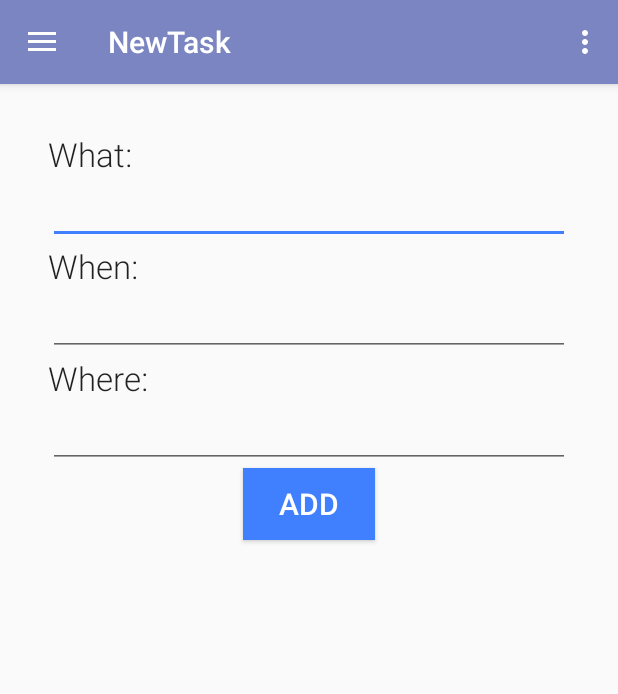
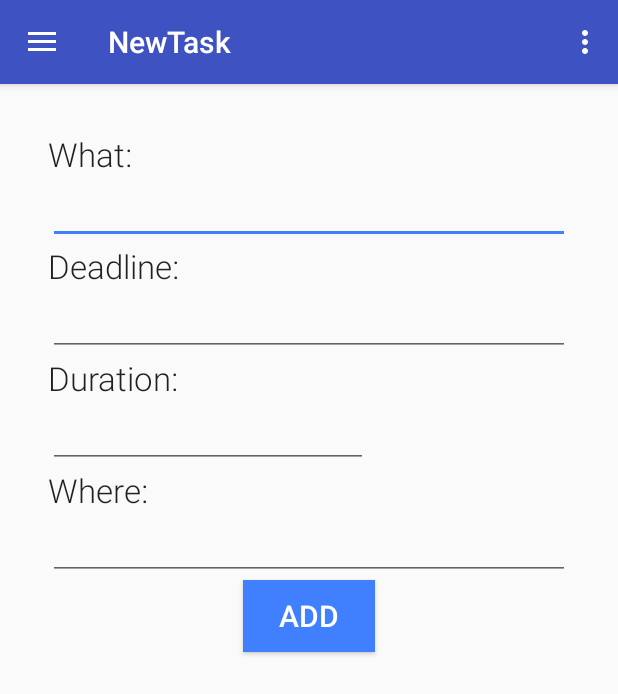
Before and after one commit to RunzeZheng/autoPlanner, an Android app: the screen it shows after launch (NewTask), after a tap on an icon or button, on a phone screen of 412 x 824 dp. Shown: the top 694 px of the screen. Run offline under Robolectric (Android 15) with nearby library versions, the phone set to English and light mode, and no system bars.

Commit message:
Runze Zheng

```diff
--- a/app/src/main/java/com/autoplanner/AllTasksView.java
+++ b/app/src/main/java/com/autoplanner/AllTasksView.java
@@ -5,6 +5,7 @@ import android.content.Intent;
 import android.content.SharedPreferences;
 import android.content.pm.PackageManager;
 import android.os.Bundle;
+import android.os.SystemClock;
 import android.support.design.widget.FloatingActionButton;
 import android.support.design.widget.NavigationView;
 import android.support.v4.view.GravityCompat;
@@ -54,7 +55,7 @@ public class AllTasksView extends AppCompatActivity implements NavigationView.On
             taskList = new ArraySet<>();
             Task t = new Task();
             t.setWhat("Welcome to auto planner! There is no task. Please add a new task to get started.");
-            t.setDeadline("n");
+            t.setDeadline("2017 01 30 23 59");
             t.setWhere("Made by Runze Zheng");
             t.setOrder(-1);
             taskList.add(t);
--- a/app/src/main/java/com/autoplanner/NewTask.java
+++ b/app/src/main/java/com/autoplanner/NewTask.java
@@ -38,7 +38,8 @@ public class NewTask extends AppCompatActivity implements NavigationView.OnNavig
 
         final Button submit = (Button) findViewById(R.id.addButton);
         final TextView what = (TextView) findViewById(R.id.whatText);
-        final TextView when = (TextView) findViewById(R.id.whenText);
+        final TextView deadline = (TextView) findViewById(R.id.deadlineText);
+        final TextView duration = (TextView) findViewById(R.id.durationText);
         final TextView where = (TextView) findViewById(R.id.whereText);
 
         submit.setOnClickListener(new View.OnClickListener() {
@@ -46,7 +47,8 @@ public class NewTask extends AppCompatActivity implements NavigationView.OnNavig
             public void onClick(View view) {
                 Task t = new Task();
                 t.setWhat(what.getText().toString());
-                t.setDeadline(when.getText().toString());
+                t.setDeadline(deadline.getText().toString());
+                t.setDuration(Double.parseDouble(duration.getText().toString()));
                 t.setWhere(where.getText().toString());
                 t.setOrder(-1);
                 sorter sorter = new sorter();
--- a/app/src/main/java/com/autoplanner/RecyclerAdapter.java
+++ b/app/src/main/java/com/autoplanner/RecyclerAdapter.java
@@ -14,7 +14,8 @@ import android.view.ViewGroup;
 import android.widget.TextView;
 
 public class RecyclerAdapter extends RecyclerView.Adapter<RecyclerAdapter.TaskHolder> {
-    private ArraySet<String> when = new ArraySet<>();
+    private ArraySet<String> deadline = new ArraySet<>();
+    private ArraySet<Double> duration = new ArraySet<>();
     private ArraySet<String> what = new ArraySet<>();
     private ArraySet<String> where = new ArraySet<>();
 
@@ -22,7 +23,8 @@ public class RecyclerAdapter extends RecyclerView.Adapter<RecyclerAdapter.TaskHo
         if (taskList.size() != 0) {
             for (int i = 0; i < taskList.size(); i++) {
                 what.add(taskList.valueAt(i).getWhat());
-                when.add(taskList.valueAt(i).getDeadline());
+                deadline.add(taskList.valueAt(i).getDeadline());
+                duration.add(taskList.valueAt(i).getDuration());
                 where.add(taskList.valueAt(i).getWhere());
             }
         }
@@ -37,9 +39,9 @@ public class RecyclerAdapter extends RecyclerView.Adapter<RecyclerAdapter.TaskHo
     @Override
     public void onBindViewHolder(TaskHolder holder, int position) {
         try {
-            holder.bindTask(what.valueAt(position), when.valueAt(position), where.valueAt(position));
+            holder.bindTask(what.valueAt(position), deadline.valueAt(position), duration.valueAt(position), where.valueAt(position));
         } catch (ArrayIndexOutOfBoundsException e) {
-            holder.bindTask(what.valueAt(position), null, null);
+            holder.bindTask(what.valueAt(position), null, null, null);
         }
     }
 
@@ -51,14 +53,16 @@ public class RecyclerAdapter extends RecyclerView.Adapter<RecyclerAdapter.TaskHo
     public static class TaskHolder extends RecyclerView.ViewHolder implements View.OnClickListener {
 
         private TextView mItemWhat;
-        private TextView mItemWhen;
+        private TextView mItemDeadline;
+        private TextView mItemDuration;
         private TextView mItemWhere;
 
         public TaskHolder(View v) {
             super(v);
 
-            mItemWhen = (TextView) v.findViewById(R.id.item_duration);
             mItemWhat = (TextView) v.findViewById(R.id.item_description);
+            mItemDeadline = (TextView) v.findViewById(R.id.item_deadline);
+            mItemDuration = (TextView) v.findViewById(R.id.item_duration);
             mItemWhere = (TextView) v.findViewById(R.id.item_location);
             v.setOnClickListener(this);
         }
@@ -68,14 +72,16 @@ public class RecyclerAdapter extends RecyclerView.Adapter<RecyclerAdapter.TaskHo
             Context context = itemView.getContext();
             Intent showTaskIntent = new Intent(context, DetailView.class);
             showTaskIntent.putExtra("what", mItemWhat.getText());
-            showTaskIntent.putExtra("when", mItemWhen.getText());
+            showTaskIntent.putExtra("deadline", mItemDeadline.getText());
+            showTaskIntent.putExtra("duration", mItemDuration.getText());
             showTaskIntent.putExtra("where", mItemWhere.getText());
             context.startActivity(showTaskIntent);
         }
 
-        public void bindTask(String what, String when, String where) {
+        public void bindTask(String what, String when, Double duration, String where) {
             mItemWhat.setText(what);
-            mItemWhen.setText(when);
+            mItemDeadline.setText(when);
+            mItemDuration.setText(duration.toString() + "hours");
             mItemWhere.setText(where);
         }
     }
--- a/app/src/main/java/com/autoplanner/Task.java
+++ b/app/src/main/java/com/autoplanner/Task.java
@@ -6,18 +6,19 @@ package com.autoplanner;
 
 public class Task {
     private String what, where, deadline;
-    private int order, duration;
+    private int order;
+    private double duration;
     private long deadlindMilli, durationMilli, timeLeftAfterDone;
     private boolean overDue;
 
     public Task(){
     }
 
-    public int getDuration() {
+    public double getDuration() {
         return duration;
     }
 
-    public void setDuration(int duration) {
+    public void setDuration(double duration) {
         this.duration = duration;
     }
 
--- a/app/src/main/res/layout/content_new_task.xml
+++ b/app/src/main/res/layout/content_new_task.xml
@@ -36,10 +36,10 @@
             android:id="@+id/whatText"
             android:layout_width="match_parent"
             android:layout_height="wrap_content"
-            android:layout_alignParentStart="true"
+            android:ems="10"
+            android:inputType="textMultiLine"
             android:layout_below="@+id/what"
-            android:ems="10"
-            android:inputType="textMultiLine" />
+            android:layout_alignParentStart="true" />
 
         <TextView
             android:id="@+id/deadline"
@@ -48,11 +48,11 @@
             android:layout_alignParentStart="true"
             android:layout_below="@+id/whatText"
             android:fontFamily="sans-serif-light"
-            android:text="When:"
+            android:text="Deadline:"
             android:textAppearance="?android:attr/textAppearanceLarge" />
 
         <EditText
-            android:id="@+id/whenText"
+            android:id="@+id/deadlineText"
             android:layout_width="match_parent"
             android:layout_height="wrap_content"
             android:layout_alignParentStart="true"
@@ -61,11 +61,28 @@
             android:inputType="textMultiLine" />
 
         <TextView
+            android:text="Duration: "
+            android:layout_width="wrap_content"
+            android:layout_height="wrap_content"
+            android:id="@+id/duration"
+            android:textAppearance="@android:style/TextAppearance.Material.Large"
+            android:fontFamily="sans-serif-light"
+            android:layout_below="@+id/deadlineText" />
+
+        <EditText
+            android:layout_width="wrap_content"
+            android:layout_height="wrap_content"
+            android:inputType="textMultiLine"
+            android:ems="10"
+            android:id="@+id/durationText"
+            android:layout_below="@+id/duration" />
+
+        <TextView
             android:id="@+id/where"
             android:layout_width="wrap_content"
             android:layout_height="wrap_content"
             android:layout_alignParentStart="true"
-            android:layout_below="@+id/whenText"
+            android:layout_below="@+id/durationText"
             android:fontFamily="sans-serif-light"
             android:text="Where:"
             android:textAppearance="?android:attr/textAppearanceLarge" />
@@ -89,5 +106,6 @@
             android:text="Add"
             android:textColor="#ffffff"
             android:textSize="20dp"/>
+
     </RelativeLayout>
 </RelativeLayout>
--- a/app/src/main/res/values/colors.xml
+++ b/app/src/main/res/values/colors.xml
@@ -1,6 +1,6 @@
 <?xml version="1.0" encoding="utf-8"?>
 <resources>
-    <color name="colorPrimary">#7a85c1</color>
+    <color name="colorPrimary">#3e52c2</color>
     <color name="colorPrimaryDark">#303F9F</color>
     <color name="colorAccent">#4080ff</color>
 </resources>
```
Also changed, not shown: app/src/main/java/com/autoplanner/DetailView.java (+9 -6 lines), app/src/main/java/com/autoplanner/sorter.java (+35 -18 lines), app/src/main/res/layout/content_detail_view.xml (+22 -6 lines), app/src/main/res/layout/recyclerview_item_row.xml (+16 -6 lines), 1 other file.
